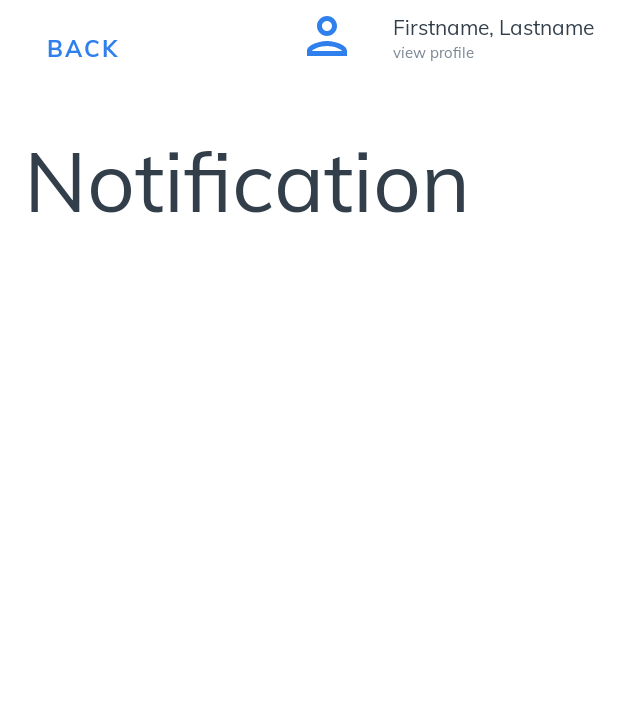
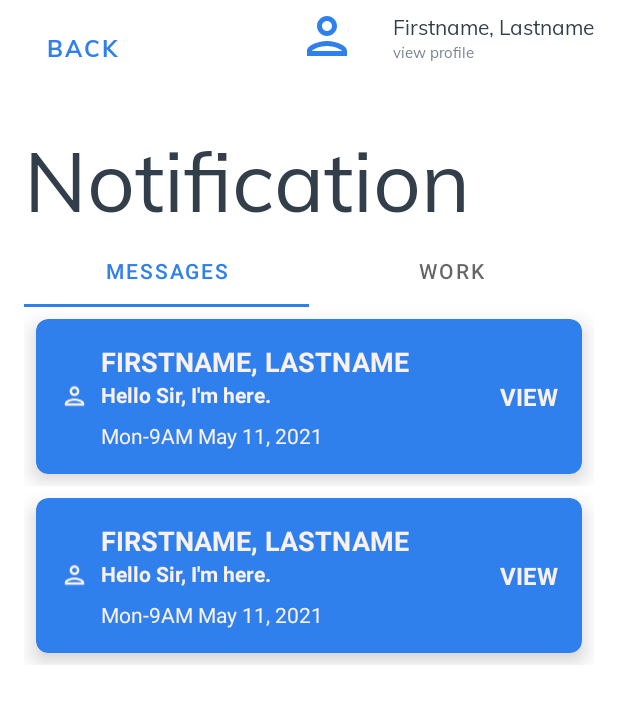
Before and after one commit to cediperez12/smile_worker, an Android app: the NotificationActivity screen opened directly, with no data from a screen before it, on a phone screen of 412 x 824 dp. Shown: the top 704 px of the screen. Run offline under Robolectric (Android 15) with nearby library versions, the phone set to English and light mode, and no system bars; our stand-ins replace ButterKnife.

Commit message:
created notification lists -added message notif -added work notif

```diff
--- a/app/src/main/java/com/smile/worker/Activity/NotificationActivity.java
+++ b/app/src/main/java/com/smile/worker/Activity/NotificationActivity.java
@@ -1,16 +1,83 @@
 package com.smile.worker.Activity;
 
 import androidx.appcompat.app.AppCompatActivity;
+import butterknife.BindView;
+import butterknife.ButterKnife;
 
 import android.os.Bundle;
+import android.util.Log;
 
+import com.google.android.material.tabs.TabItem;
+import com.google.android.material.tabs.TabLayout;
+import com.smile.worker.Fragments.Notification.fragment_notif_messages;
+import com.smile.worker.Fragments.Notification.fragment_notif_work;
 import com.smile.worker.R;
 
 public class NotificationActivity extends AppCompatActivity {
+
+    @BindView(R.id.tablayout_notif)
+    TabLayout tablayout;
 
     @Override
     protected void onCreate(Bundle savedInstanceState) {
         super.onCreate(savedInstanceState);
         setContentView(R.layout.activity_notification);
+        ButterKnife.bind(this);
+        init();
+    }
+
+    private void init(){
+
+        //Initial Tab
+        getSupportFragmentManager()
+                .beginTransaction()
+                .replace(R.id.lLayout_notif_fragment_holder, new fragment_notif_messages())
+                .commit();
+
+        //Setup tablayout
+        tablayout.addOnTabSelectedListener(new TabLayout.OnTabSelectedListener() {
+            @Override
+            public void onTabSelected(TabLayout.Tab tab) {
+                switch (tab.getPosition()){
+                    case 1:
+                        getSupportFragmentManager()
+                                .beginTransaction()
+                                .replace(R.id.lLayout_notif_fragment_holder, new fragment_notif_work())
+                                .commit();
+                        break;
+
+                    case 0:
+                        getSupportFragmentManager()
+                                .beginTransaction()
+                                .replace(R.id.lLayout_notif_fragment_holder, new fragment_notif_messages())
+                                .commit();
+                        break;
+                }
+            }
+
+            @Override
+            public void onTabUnselected(TabLayout.Tab tab) {
+
+            }
+
+            @Override
+            public void onTabReselected(TabLayout.Tab tab) {
+                switch (tab.getPosition()){
+                    case 1:
+                        getSupportFragmentManager()
+                                .beginTransaction()
+                                .replace(R.id.lLayout_notif_fragment_holder, new fragment_notif_work())
+                                .commit();
+                        break;
+
+                    case 0:
+                        getSupportFragmentManager()
+                                .beginTransaction()
+                                .replace(R.id.lLayout_notif_fragment_holder, new fragment_notif_messages())
+                                .commit();
+                        break;
+                }
+            }
+        });
     }
 }
--- /dev/null
+++ b/app/src/main/java/com/smile/worker/Adapter/MessageNotificationListAdapter.java
@@ -0,0 +1,45 @@
+package com.smile.worker.Adapter;
+
+import android.view.LayoutInflater;
+import android.view.View;
+import android.view.ViewGroup;
+
+import com.smile.worker.R;
+
+import java.util.List;
+
+import androidx.annotation.NonNull;
+import androidx.recyclerview.widget.RecyclerView;
+
+public class MessageNotificationListAdapter extends RecyclerView.Adapter<MessageNotificationListAdapter.ViewHolder>{
+
+    List<Object> listOfMessage;
+
+    public MessageNotificationListAdapter(List<Object> listOfMessage) {
+        this.listOfMessage = listOfMessage;
+    }
+
+    @NonNull
+    @Override
+    public ViewHolder onCreateViewHolder(@NonNull ViewGroup parent, int viewType) {
+        View v = LayoutInflater.from(parent.getContext()).inflate(R.layout.adapter_messages_notification_list, parent, false);
+        ViewHolder holder = new ViewHolder(v);
+        return holder;
+    }
+
+    @Override
+    public void onBindViewHolder(@NonNull ViewHolder holder, int position) {
+        Object temp = listOfMessage.get(position);
+    }
+
+    @Override
+    public int getItemCount() {
+        return listOfMessage.size();
+    }
+
+    public class ViewHolder extends RecyclerView.ViewHolder {
+        public ViewHolder(View item){
+            super(item);
+        }
+    }
+}
--- /dev/null
+++ b/app/src/main/java/com/smile/worker/Fragments/Notification/fragment_notif_messages.java
@@ -0,0 +1,53 @@
+package com.smile.worker.Fragments.Notification;
+
+import android.os.Bundle;
+
+import androidx.fragment.app.Fragment;
+import androidx.recyclerview.widget.LinearLayoutManager;
+import androidx.recyclerview.widget.RecyclerView;
+import butterknife.BindView;
+import butterknife.ButterKnife;
+
+import android.view.LayoutInflater;
+import android.view.View;
+import android.view.ViewGroup;
+
+import com.smile.worker.Adapter.MessageNotificationListAdapter;
+import com.smile.worker.R;
+
+import java.util.ArrayList;
+import java.util.List;
+
+public class fragment_notif_messages extends Fragment {
+
+    @BindView(R.id.fr_notif_messages_recyclerv)
+    RecyclerView recyclerv;
+
+    private MessageNotificationListAdapter adapter;
+
+    public fragment_notif_messages() {
+        // Required empty public constructor
+    }
+
+    @Override
+    public View onCreateView(LayoutInflater inflater, ViewGroup container,
+                             Bundle savedInstanceState) {
+        // Inflate the layout for this fragment
+        View v = inflater.inflate(R.layout.fragment_notif_messages, container, false);
+        ButterKnife.bind(this,v);
+
+        //Setup Adapter
+        //Temporary data
+        List<Object> list = new ArrayList<Object>();
+        list.add(new Object());
+        list.add(new Object());
+
+        adapter = new MessageNotificationListAdapter(list);
+
+        recyclerv.setHasFixedSize(true);
+        recyclerv.setLayoutManager(new LinearLayoutManager(v.getContext()));
+        recyclerv.setAdapter(adapter);
+
+        return v;
+    }
+}
--- a/app/src/main/res/layout/activity_notification.xml
+++ b/app/src/main/res/layout/activity_notification.xml
@@ -55,7 +55,7 @@
 
     <LinearLayout
         android:layout_width="match_parent"
-        android:layout_height="wrap_content"
+        android:layout_height="match_parent"
         android:padding="16dp"
         android:layout_below="@+id/btnBack_act_notification"
         android:layout_alignParentEnd="true"
@@ -67,8 +67,31 @@
             android:text="Notification"
             android:textAppearance="@style/textStyle_title1" />
 
+        <com.google.android.material.tabs.TabLayout
+            android:id="@+id/tablayout_notif"
+            android:layout_width="match_parent"
+            android:layout_height="wrap_content"
+            app:tabMode="fixed">
 
+            <com.google.android.material.tabs.TabItem
+                android:id="@+id/tabitem_notif_messages"
+                android:layout_width="match_parent"
+                android:layout_height="wrap_content"
+                android:text="MESSAGES"/>
 
+            <com.google.android.material.tabs.TabItem
+                android:id="@+id/tabitem_notif_work"
+                android:layout_width="match_parent"
+                android:layout_height="wrap_content"
+                android:text="WORK"/>
+
+        </com.google.android.material.tabs.TabLayout>
+
+        <LinearLayout
+            android:id="@+id/lLayout_notif_fragment_holder"
+            android:layout_width="match_parent"
+            android:layout_height="match_parent"
+            android:orientation="vertical"/>
 
     </LinearLayout>
 
--- /dev/null
+++ b/app/src/main/res/layout/adapter_messages_notification_list.xml
@@ -0,0 +1,76 @@
+<?xml version="1.0" encoding="utf-8"?>
+<LinearLayout xmlns:android="http://schemas.android.com/apk/res/android"
+              android:layout_width="match_parent"
+              android:layout_height="wrap_content"
+              xmlns:app="http://schemas.android.com/apk/res-auto">
+
+    <androidx.cardview.widget.CardView
+        android:layout_width="match_parent"
+        android:layout_height="wrap_content"
+        android:layout_margin="8dp"
+        app:cardElevation="8dp"
+        app:cardBackgroundColor="@color/blue_2F80ED"
+        app:cardCornerRadius="8dp">
+
+        <LinearLayout
+            android:layout_width="match_parent"
+            android:layout_height="wrap_content"
+            android:padding="16dp"
+            android:orientation="horizontal">
+
+            <ImageView
+                android:layout_width="48dp"
+                android:layout_height="48dp"
+                android:layout_gravity="center"
+                android:src="@drawable/outline_person_24"
+                app:tint="@color/white_F9F0F0"
+                android:layout_weight="1"/>
+
+            <LinearLayout
+                android:layout_width="match_parent"
+                android:layout_height="wrap_content"
+                android:layout_marginStart="8dp"
+                android:layout_weight="2"
+                android:orientation="vertical">
+
+                <TextView
+                    android:layout_width="match_parent"
+                    android:layout_height="wrap_content"
+                    android:textSize="18sp"
+                    android:textAllCaps="true"
+                    android:text="FIRSTNAME, LASTNAME"
+                    android:textStyle="bold"
+                    android:textColor="@color/white_F9F0F0"/>
+
+                <TextView
+                    android:layout_width="match_parent"
+                    android:layout_height="wrap_content"
+                    android:textSize="14sp"
+                    android:text="Hello Sir, I'm here."
+                    android:textStyle="bold"
+                    android:textColor="@color/white_F9F0F0"/>
+
+                <TextView
+                    android:layout_width="match_parent"
+                    android:layout_height="wrap_content"
+                    android:layout_marginTop="8dp"
+                    android:textSize="14sp"
+                    android:text="Mon-9AM May 11, 2021"
+                    android:textColor="@color/white_F9F0F0"/>
+
+            </LinearLayout>
+
+            <TextView
+                android:layout_width="wrap_content"
+                android:layout_height="wrap_content"
+                android:layout_gravity="center"
+                android:text="VIEW"
+                android:textSize="16sp"
+                android:textStyle="bold"
+                android:textColor="@color/white_F9F0F0"/>
+
+        </LinearLayout>
+
+    </androidx.cardview.widget.CardView>
+
+</LinearLayout>
--- /dev/null
+++ b/app/src/main/res/layout/fragment_notif_messages.xml
@@ -0,0 +1,15 @@
+<?xml version="1.0" encoding="utf-8"?>
+<FrameLayout xmlns:android="http://schemas.android.com/apk/res/android"
+             xmlns:tools="http://schemas.android.com/tools"
+             android:layout_width="match_parent"
+             android:layout_height="match_parent"
+             tools:context=".Fragments.Notification.fragment_notif_messages">
+
+    <!-- TODO: Update blank fragment layout -->
+    <androidx.recyclerview.widget.RecyclerView
+        android:id="@+id/fr_notif_messages_recyclerv"
+        android:layout_width="match_parent"
+        android:layout_height="match_parent"
+        tools:listitem="@layout/adapter_messages_notification_list"/>
+
+</FrameLayout>
```
Also changed, not shown: app/src/main/java/com/smile/worker/Adapter/WorkNotificationListAdapter.java (added, +47 -0 lines), app/src/main/java/com/smile/worker/Fragments/Notification/fragment_notif_work.java (added, +53 -0 lines), app/src/main/res/layout/adapter_work_notification_list.xml (added, +101 -0 lines), app/src/main/res/layout/fragment_notif_work.xml (added, +15 -0 lines).
